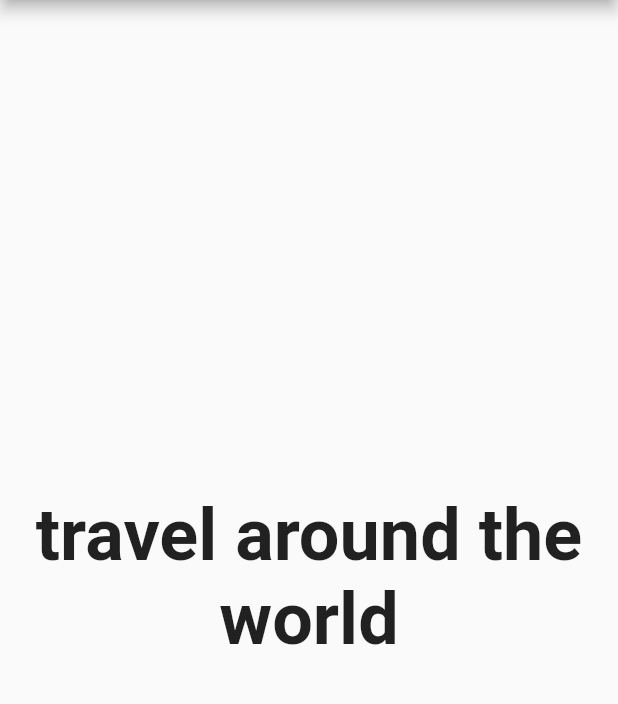
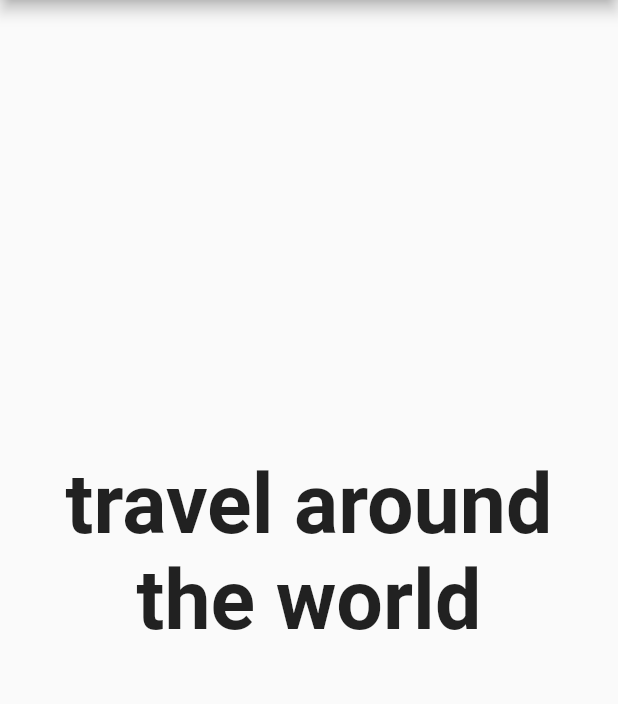
Before and after one commit to luc-vocab/AnkiReview_ui, a Flutter app: the screen it shows after launch, on a phone screen of 412 x 824 dp, the part 84-788 px from its top. Run offline on Flutter 3.47's test engine with Material 2 defaults, Android fonts, the phone set to English and light mode, and no system bars.

Commit message:
separate question and answer widgets to hopefully speed up animation

```diff
--- a/lib/main.dart
+++ b/lib/main.dart
@@ -18,69 +18,76 @@ void main() {
  * wàan jàu sâi gâai
  */
 
-class Card extends StatefulWidget {
+class Question extends StatefulWidget {
+  Question({Key key,  this.questionString, this.textSize = 55.0, this.revealAnswerAnimationController}) : super(key: key);
+
+  final String questionString;
+  final double textSize;
+  final AnimationController revealAnswerAnimationController;
+
   @override
-  createState() => CardState();
+  createState() => QuestionState();
 }
 
-class CardState extends State<Card> with SingleTickerProviderStateMixin {
-  var _dragStartOffset;
-
-  var _fontSize = 48.0;
-  static const _padding = 28.0;
-  var _questionBottomPadding = 0.0;
+class QuestionState extends State<Question> with SingleTickerProviderStateMixin {
+  Animation<double> animation;
 
   initState() {
     super.initState();
+    animation = Tween(begin: 32.0, end: 300.0).animate(widget.revealAnswerAnimationController)
+      ..addListener(() {
+        setState(() {
+          // the state that has changed here is the animation object’s value
+        });
+      });
   }
-
 
   @override
   Widget build(BuildContext context) {
-
-    var questionText = Text(
-      "travel around the world",
+    return Container(
+        padding: EdgeInsets.only(bottom: animation.value),
+        alignment: Alignment.center,
+        child: Text(
+          widget.questionString,
           style: TextStyle(
             fontWeight: FontWeight.bold,
-        fontSize: _fontSize,
+            fontSize: widget.textSize,
           ),
           textAlign: TextAlign.center,
+        )
     );
+  }
+}
 
+class Answer extends StatefulWidget {
+  Answer({Key key, this.answerString, this.textSize = 55.0, this.revealAnswerAnimationController}) : super(key: key);
+
+  final String answerString;
+  final double textSize;
+  final AnimationController revealAnswerAnimationController;
+
+  @override
+  createState() => AnswerState();
+}
+
+class AnswerState extends State<Answer> with SingleTickerProviderStateMixin {
+  @override
+  Widget build(BuildContext context) {
     var answerText = Text(
-        "wàan jàu sâi gâai 環遊世界",
+        widget.answerString,
         style: TextStyle(
           fontWeight: FontWeight.bold,
-          fontSize: _fontSize,
+          fontSize: widget.textSize,
         ),
         textAlign: TextAlign.center
     );
 
 
-    Widget question = Container(
-            padding: EdgeInsets.only(bottom: _padding),
-            alignment: Alignment.bottomCenter,
-            child: questionText
-    );
-
     Widget answer = Container(
-        padding:  EdgeInsets.only(top: _padding),
+        padding:  EdgeInsets.only(top: 32.0),
         alignment: Alignment.topCenter,
         child: answerText
 
-    );
-
-    var underneath = Container(
-        padding: EdgeInsets.only(bottom: _questionBottomPadding),
-        alignment: Alignment.center,
-        child: Text(
-        "travel around the world",
-        style: TextStyle(
-          fontWeight: FontWeight.bold,
-          fontSize: _fontSize,
-        ),
-        textAlign: TextAlign.center,
-      )
     );
 
     var pageView = PageView(
@@ -94,9 +101,12 @@ class CardState extends State<Card> with SingleTickerProviderStateMixin {
     var scrollNotification = NotificationListener<ScrollNotification>(
       onNotification: (ScrollNotification notification) {
         var metrics = notification.metrics;
+        widget.revealAnswerAnimationController.value = metrics.extentBefore / metrics.viewportDimension.toDouble();
+        /*
         setState(() {
           _questionBottomPadding = metrics.extentBefore;
         });
+        */
       },
       child: pageView,
     );
@@ -112,11 +122,49 @@ class CardState extends State<Card> with SingleTickerProviderStateMixin {
         ]
     );
 
+    return card;
+  }
+}
+
+class Card extends StatefulWidget {
+  @override
+  createState() => CardState();
+}
+
+class CardState extends State<Card> with SingleTickerProviderStateMixin {
+
+  //Animation<double> revealAnswerAnimation;
+  AnimationController revealAnswerAnimationController;
+
+  static const  _fontSize = 60.0;
+  static const _padding = 28.0;
+  var _questionBottomPadding = 0.0;
+
+  static const _questionString = "travel around the world";
+  static const _answerString = "wàan jàu sâi gâai 環遊世界";
+
+  initState() {
+    super.initState();
+    revealAnswerAnimationController = AnimationController(duration: const Duration(milliseconds: 2000), vsync: this);
+    // revealAnswerAnimation = Tween(begin: 0.0, end: 300.0).animate(controller);
+  }
+
+  @override
+  Widget build(BuildContext context) {
+
+    var stackBottom = Question(
+        questionString: _questionString,
+        revealAnswerAnimationController: revealAnswerAnimationController,
+    );
+    var stackTop = Answer(
+        answerString: _answerString,
+        revealAnswerAnimationController: revealAnswerAnimationController,
+    );
 
     return Stack(
       children: [
-        underneath,
-        card
+        stackBottom,
+        stackTop
       ]
     );
 
```
Lines whose indentation alone changed are shown as unchanged.
